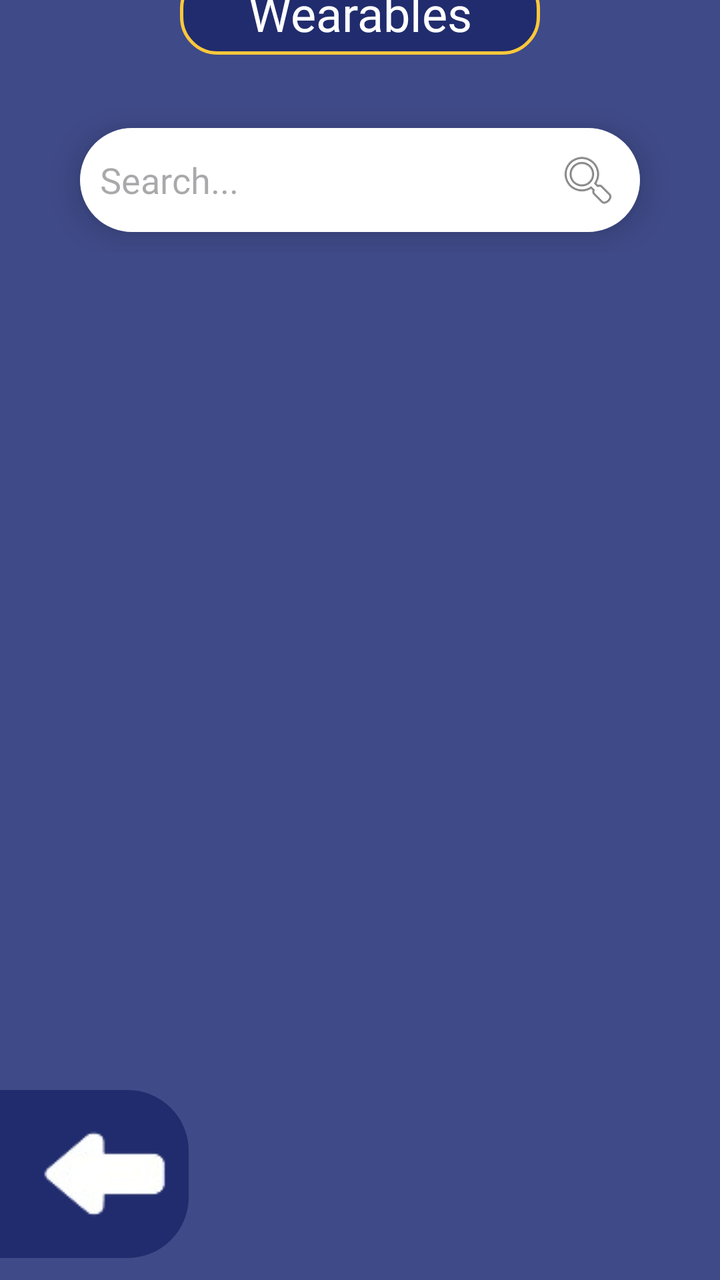
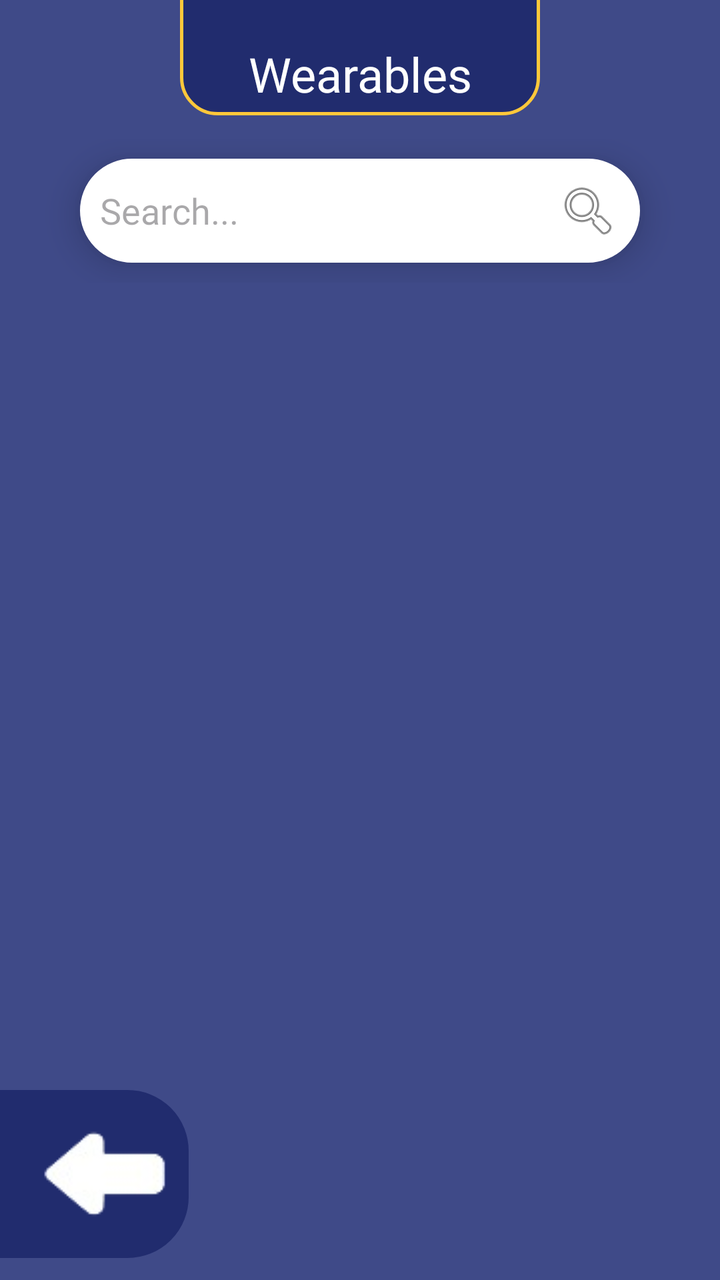

Screens rendered from an Android XML layout before and after an edit, with the pre-edit source and the edit as a unified diff.
<!-- AndroidManifest.xml: application theme Theme.LostAndFound -->
<!-- res/layout/activity_wearables.xml -->
<?xml version="1.0" encoding="utf-8"?>
<androidx.constraintlayout.widget.ConstraintLayout xmlns:android="http://schemas.android.com/apk/res/android"
    xmlns:app="http://schemas.android.com/apk/res-auto"
    xmlns:tools="http://schemas.android.com/tools"
    android:id="@+id/main"
    android:background="#3F4A88"
    android:layout_width="match_parent"
    android:layout_height="match_parent"
    android:fitsSystemWindows="false"
    tools:context="activities.lostandfound.student_filters.Electronics">


    <TextView
        android:id="@+id/TV_EmptyState"
        android:layout_width="wrap_content"
        android:layout_height="wrap_content"
        android:fontFamily="@font/konkhmer"
        android:text="There are currently no lost items post"
        android:textColor="@color/white"
        android:visibility="gone"
        android:textSize="16sp"
        app:layout_constraintBottom_toBottomOf="parent"
        app:layout_constraintEnd_toEndOf="parent"
        app:layout_constraintHorizontal_bias="0.495"
        app:layout_constraintStart_toStartOf="parent"
        app:layout_constraintTop_toTopOf="parent"
        app:layout_constraintVertical_bias="0.499" />

    <androidx.recyclerview.widget.RecyclerView
        android:id="@+id/RV_LatestPosts"
        android:layout_width="match_parent"
        android:layout_height="match_parent"
        android:layout_marginStart="20dp"
        android:layout_marginTop="175dp"
        android:layout_marginEnd="20dp"
        app:layout_constraintBottom_toBottomOf="parent"
        app:layout_constraintEnd_toEndOf="parent"
        app:layout_constraintHorizontal_bias="0.0"
        app:layout_constraintStart_toStartOf="parent"
        app:layout_constraintTop_toTopOf="parent"
        app:layout_constraintVertical_bias="0.0"
        tools:listitem="@layout/lost_item_" />


    <TextView
        android:id="@+id/textView15"
        android:layout_width="match_parent"
        android:layout_height="wrap_content"
        android:layout_marginStart="90dp"
        android:layout_marginTop="-30dp"
        android:layout_marginEnd="90dp"
        android:layout_marginBottom="12dp"
        android:background="@drawable/border"
        android:fontFamily="@font/konkhmer"
        android:gravity="center"
        android:text="Wearables"
        android:textColor="@color/white"
        android:textSize="24sp"
        app:layout_constraintBottom_toTopOf="@+id/linearLayout"
        app:layout_constraintEnd_toEndOf="parent"
        app:layout_constraintHorizontal_bias="0.0"
        app:layout_constraintStart_toStartOf="parent"
        app:layout_constraintTop_toTopOf="parent" />

    <LinearLayout
        android:id="@+id/linearLayout"
        android:layout_width="match_parent"
        android:layout_height="wrap_content"
        android:orientation="vertical"
        app:layout_constraintBottom_toBottomOf="parent"
        app:layout_constraintEnd_toEndOf="parent"
        app:layout_constraintHorizontal_bias="0.0"
        app:layout_constraintStart_toStartOf="parent"
        app:layout_constraintTop_toTopOf="parent"
        app:layout_constraintVertical_bias="0.095">

        <EditText
            android:id="@+id/ET_SearchElectronic"
            android:layout_width="match_parent"
            android:layout_height="wrap_content"
            android:layout_marginStart="40dp"
            android:layout_marginTop="10dp"
            android:layout_marginEnd="40dp"
            android:layout_marginBottom="10dp"
            android:background="@drawable/rounded_border"
            android:drawableRight="@android:drawable/ic_menu_search"
            android:elevation="10dp"
            android:fontFamily="@font/konkhmer"
            android:hint="Search..."
            android:inputType="text"
            android:textSize="18sp" />
    </LinearLayout>

    <LinearLayout
        android:id="@+id/linearLayout2"
        android:layout_width="match_parent"
        android:layout_height="wrap_content"
        android:orientation="horizontal"
        app:layout_constraintBottom_toBottomOf="parent"
        app:layout_constraintEnd_toEndOf="parent"
        app:layout_constraintHorizontal_bias="0.0"
        app:layout_constraintStart_toStartOf="parent"
        app:layout_constraintTop_toTopOf="parent"
        app:layout_constraintVertical_bias="0.98">


        <ImageView
            android:id="@+id/IV_returnBtn"
            android:layout_width="wrap_content"
            android:layout_height="wrap_content"
            android:layout_marginStart="-30dp"
            android:background="@drawable/rounded_border"
            android:backgroundTint="#212C6E"
            android:paddingStart="50dp"
            android:src="@drawable/back_icon" />


    </LinearLayout>


</androidx.constraintlayout.widget.ConstraintLayout>
<!-- res/layout/lost_item_.xml (included above) -->
<?xml version="1.0" encoding="utf-8"?>
<androidx.cardview.widget.CardView xmlns:android="http://schemas.android.com/apk/res/android"
    android:layout_width="match_parent"
    android:layout_height="wrap_content"
    xmlns:app="http://schemas.android.com/apk/res-auto"
    app:cardElevation="8dp"
    app:cardCornerRadius="8dp"
    android:layout_margin="10dp">
    
    <LinearLayout
        android:layout_width="match_parent"
        android:layout_height="wrap_content"
        android:layout_marginVertical="6dp"
        android:orientation="horizontal">

        <androidx.cardview.widget.CardView
            android:layout_width="wrap_content"
            android:layout_height="match_parent"
            android:layout_marginEnd="10dp"
            android:layout_marginStart="10dp">

            <ImageView
                android:id="@+id/IV_photoicon"
                android:layout_width="128dp"
                android:layout_height="match_parent"
                android:src="@drawable/photo_placeholder"/>


        </androidx.cardview.widget.CardView>

        <RelativeLayout
            android:layout_width="wrap_content"
            android:layout_height="wrap_content">

            <TextView
                android:id="@+id/TV_Status"
                android:layout_width="wrap_content"
                android:layout_height="wrap_content"
                android:layout_alignParentEnd="true"
                android:layout_marginTop="75dp"
                android:layout_marginEnd="10dp"
                android:background="@drawable/found_border"
                android:fontFamily="@font/konkhmer"
                android:paddingStart="15dp"
                android:paddingEnd="15dp"
                android:text="Found"
                android:textColor="#51af51"
                android:textSize="16sp" />

            <LinearLayout
                android:layout_width="wrap_content"
                android:layout_height="wrap_content"
                android:layout_gravity="center_vertical"
                android:orientation="vertical">

                <TextView
                    android:id="@+id/TV_Itemname"
                    android:layout_width="wrap_content"
                    android:layout_height="wrap_content"
                    android:fontFamily="@font/konkhmer"
                    android:text="Item Name"
                    android:textColor="@color/text_color"
                    android:textSize="23sp" />

                <TextView
                    android:id="@+id/TV_Place"
                    android:layout_width="wrap_content"
                    android:layout_height="wrap_content"
                    android:layout_marginTop="-15dp"
                    android:drawableLeft="@drawable/location_icon"
                    android:fontFamily="@font/konkhmer"
                    android:text="Place"
                    android:textColor="#D4D4D4"
                    android:textSize="15sp" />

                <TextView
                    android:id="@+id/TV_Date"
                    android:layout_width="wrap_content"
                    android:layout_height="wrap_content"
                    android:layout_marginTop="-11dp"
                    android:drawableLeft="@drawable/date_icon"
                    android:fontFamily="@font/konkhmer"
                    android:text="Date"
                    android:textColor="#D4D4D4"
                    android:textSize="15sp" />

            </LinearLayout>


        </RelativeLayout>

    </LinearLayout>

</androidx.cardview.widget.CardView>
<!-- resources referenced by this layout -->
<resources>
  <color name="text_color">#1C254E</color>
  <color name="white">#FFFFFFFF</color>
  <!-- drawable border (drawable) -->
  <?xml version="1.0" encoding="utf-8"?>
  <shape xmlns:android="http://schemas.android.com/apk/res/android"
      android:shape="rectangle">
      <solid android:color="#212C6E"/>
      <corners android:radius="18dp"/>
      <stroke android:width="1.5dp" android:color="@color/yellow"/>
      <padding android:top="5dp" android:bottom="5dp" android:left="5dp" android:right="5dp"/>
  </shape>
  <!-- drawable date_icon (drawable) -->
  <vector xmlns:android="http://schemas.android.com/apk/res/android" android:height="24dp" android:tint="#D4D4D4" android:viewportHeight="24" android:viewportWidth="24" android:width="24dp">
        
      <path android:fillColor="#D4D4D4" android:pathData="M9,11L7,11v2h2v-2zM13,11h-2v2h2v-2zM17,11h-2v2h2v-2zM19,4h-1L18,2h-2v2L8,4L8,2L6,2v2L5,4c-1.11,0 -1.99,0.9 -1.99,2L3,20c0,1.1 0.89,2 2,2h14c1.1,0 2,-0.9 2,-2L21,6c0,-1.1 -0.9,-2 -2,-2zM19,20L5,20L5,9h14v11z"/>
      
  </vector>
  <!-- drawable found_border (drawable) -->
  <?xml version="1.0" encoding="utf-8"?>
  <shape xmlns:android="http://schemas.android.com/apk/res/android"
      android:shape="rectangle">
      <solid android:color="#82ED82"/>
      <corners android:radius="8dp"/>
  </shape>
  <!-- drawable location_icon (drawable) -->
  <vector xmlns:android="http://schemas.android.com/apk/res/android"
      android:height="24dp"
      android:tint="#D4D4D4" android:viewportHeight="960" android:viewportWidth="960" android:width="24dp">
        
      <path android:fillColor="#D4D4D4"
          android:pathData="M480,480Q513,480 536.5,456.5Q560,433 560,400Q560,367 536.5,343.5Q513,320 480,320Q447,320 423.5,343.5Q400,367 400,400Q400,433 423.5,456.5Q447,480 480,480ZM480,774Q602,662 661,570.5Q720,479 720,408Q720,299 650.5,229.5Q581,160 480,160Q379,160 309.5,229.5Q240,299 240,408Q240,479 299,570.5Q358,662 480,774ZM480,880Q319,743 239.5,625.5Q160,508 160,408Q160,258 256.5,169Q353,80 480,80Q607,80 703.5,169Q800,258 800,408Q800,508 720.5,625.5Q641,743 480,880ZM480,400Q480,400 480,400Q480,400 480,400Q480,400 480,400Q480,400 480,400Q480,400 480,400Q480,400 480,400Q480,400 480,400Q480,400 480,400Z"/>
      
  </vector>
  <!-- drawable rounded_border (drawable) -->
  <?xml version="1.0" encoding="utf-8"?>
  <shape xmlns:android="http://schemas.android.com/apk/res/android"
      android:shape="rectangle">
      <solid android:color="#ffffff"/>
      <corners android:radius="30dp"/>
      <stroke android:width="1dp" android:color="@color/white"/>
      <padding android:top="10dp" android:bottom="10dp" android:left="10dp" android:right="10dp"/>
  </shape>
  <style name="Theme.LostAndFound" parent="Base.Theme.LostAndFound" />
  <color name="yellow">#FFC83A</color>
  <style name="Base.Theme.LostAndFound" parent="Theme.Material3.DayNight.NoActionBar">
          
          
      </style>
  <!-- unchanged entries left out for length: 2 -->
</resources>

<!-- the commit's change to res/layout/activity_wearables.xml (unified diff, before → after) -->
@@ -31,7 +31,7 @@
         android:layout_width="match_parent"
         android:layout_height="match_parent"
         android:layout_marginStart="20dp"
-        android:layout_marginTop="175dp"
+        android:layout_marginTop="185dp"
         android:layout_marginEnd="20dp"
         app:layout_constraintBottom_toBottomOf="parent"
         app:layout_constraintEnd_toEndOf="parent"
@@ -53,6 +53,7 @@
         android:background="@drawable/border"
         android:fontFamily="@font/konkhmer"
         android:gravity="center"
+        android:paddingTop="50dp"
         android:text="Wearables"
         android:textColor="@color/white"
         android:textSize="24sp"
@@ -60,7 +61,8 @@
         app:layout_constraintEnd_toEndOf="parent"
         app:layout_constraintHorizontal_bias="0.0"
         app:layout_constraintStart_toStartOf="parent"
-        app:layout_constraintTop_toTopOf="parent" />
+        app:layout_constraintTop_toTopOf="parent"
+        app:layout_constraintVertical_bias="0.466" />
 
     <LinearLayout
         android:id="@+id/linearLayout"
@@ -72,7 +74,7 @@
         app:layout_constraintHorizontal_bias="0.0"
         app:layout_constraintStart_toStartOf="parent"
         app:layout_constraintTop_toTopOf="parent"
-        app:layout_constraintVertical_bias="0.095">
+        app:layout_constraintVertical_bias="0.122">
 
         <EditText
             android:id="@+id/ET_SearchElectronic"
@@ -123,7 +125,7 @@
 <?xml version="1.0" encoding="utf-8"?>
 <androidx.cardview.widget.CardView xmlns:android="http://schemas.android.com/apk/res/android"
     android:layout_width="match_parent"
-    android:layout_height="wrap_content"
+    android:layout_height="120dp"
     xmlns:app="http://schemas.android.com/apk/res-auto"
     app:cardElevation="8dp"
     app:cardCornerRadius="8dp"
@@ -176,6 +178,7 @@
                 android:orientation="vertical">
 
                 <TextView
+                    android:includeFontPadding="false"
                     android:id="@+id/TV_Itemname"
                     android:layout_width="wrap_content"
                     android:layout_height="wrap_content"
<!-- resource entries referenced after the edit -->
@@ -47,6 +47,10 @@
   <style name="Base.Theme.LostAndFound" parent="Theme.Material3.DayNight.NoActionBar">
           
           
+              <item name="drawerArrowStyle">@style/DrawerIcon</item>
+      </style>
+  <style name="DrawerIcon" parent="Widget.AppCompat.DrawerArrowToggle">
+          <item name="color">@color/white</item>
       </style>
   <!-- unchanged entries left out for length: 2 -->
 </resources>
